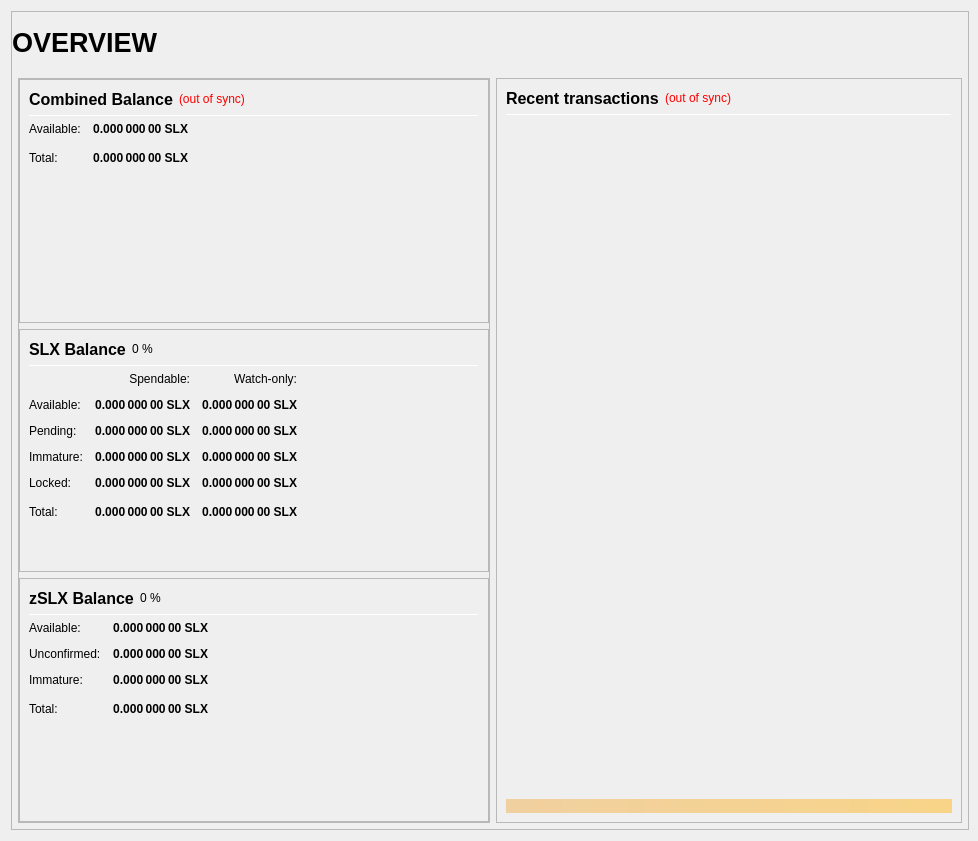
Above: src/qt/forms/overviewpage.ui from bytzcurrency/slate before the change. Below: the same form after it.
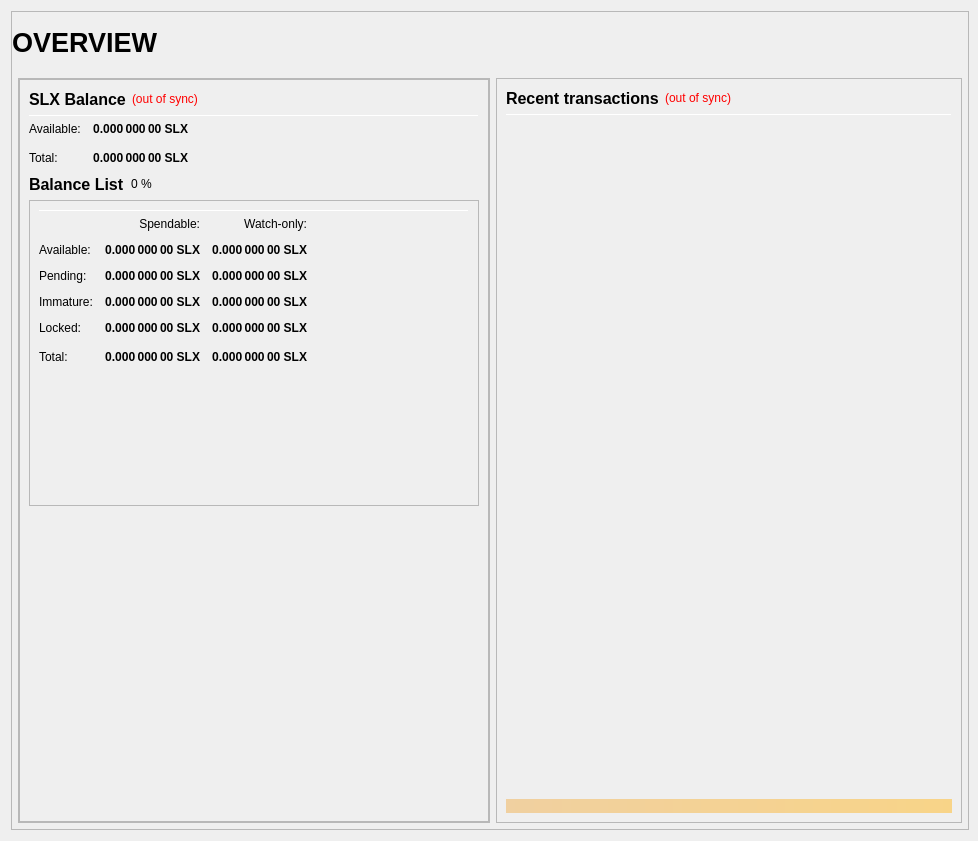
That is the form after the change.

```diff
--- a/src/qt/forms/overviewpage.ui
+++ b/src/qt/forms/overviewpage.ui
@@ -200,7 +200,7 @@
                  <property name="frameShadow">
                   <enum>QFrame::Raised</enum>
                  </property>
-                 <layout class="QVBoxLayout" name="verticalLayout" stretch="0,0,0">
+                 <layout class="QVBoxLayout" name="verticalLayout" stretch="0">
                   <property name="leftMargin">
                    <number>0</number>
                   </property>
@@ -249,7 +249,7 @@
                           <string>Combined Balance (including unconfirmed and immature coins)</string>
                          </property>
                          <property name="text">
-                          <string>Combined Balance</string>
+                          <string>SLX Balance</string>
                          </property>
                         </widget>
                        </item>
@@ -391,31 +391,6 @@
                       </layout>
                      </item>
                      <item>
-                      <spacer name="verticalSpacer_1">
-                       <property name="orientation">
-                        <enum>Qt::Vertical</enum>
-                       </property>
-                       <property name="sizeHint" stdset="0">
-                        <size>
-                         <width>20</width>
-                         <height>40</height>
-                        </size>
-                       </property>
-                      </spacer>
-                     </item>
-                    </layout>
-                   </widget>
-                  </item>
-                  <item>
-                   <widget class="QFrame" name="frame_Balances">
-                    <property name="frameShape">
-                     <enum>QFrame::StyledPanel</enum>
-                    </property>
-                    <property name="frameShadow">
-                     <enum>QFrame::Raised</enum>
-                    </property>
-                    <layout class="QVBoxLayout" name="verticalLayout_4">
-                     <item>
                       <layout class="QHBoxLayout" name="horizontalLayout_4">
                        <item>
                         <widget class="QLabel" name="label_5">
@@ -433,7 +408,7 @@
                           </font>
                          </property>
                          <property name="text">
-                          <string>SLX Balance</string>
+                          <string>Balance List</string>
                          </property>
                         </widget>
                        </item>
@@ -460,6 +435,15 @@
                       </layout>
                      </item>
                      <item>
+                      <widget class="QFrame" name="frame_Balances">
+                       <property name="frameShape">
+                        <enum>QFrame::StyledPanel</enum>
+                       </property>
+                       <property name="frameShadow">
+                        <enum>QFrame::Raised</enum>
+                       </property>
+                       <layout class="QVBoxLayout" name="verticalLayout_4">
+                        <item>
                       <widget class="Line" name="line_Balance">
                        <property name="minimumSize">
                         <size>
@@ -826,227 +810,7 @@
                    </widget>
                   </item>
                   <item>
-                   <widget class="QFrame" name="frame_ZerocoinBalances">
-                    <property name="frameShape">
-                     <enum>QFrame::StyledPanel</enum>
-                    </property>
-                    <property name="frameShadow">
-                     <enum>QFrame::Raised</enum>
-                    </property>
-                    <layout class="QVBoxLayout" name="verticalLayout_7">
-                     <item>
-                      <layout class="QHBoxLayout" name="horizontalLayout_8" stretch="0,0,0">
-                       <item>
-                        <widget class="QLabel" name="label_5z_3">
-                         <property name="minimumSize">
-                          <size>
-                           <width>0</width>
-                           <height>20</height>
-                          </size>
-                         </property>
-                         <property name="font">
-                          <font>
-                           <pointsize>12</pointsize>
-                           <weight>75</weight>
-                           <bold>true</bold>
-                          </font>
-                         </property>
-                         <property name="text">
-                          <string>zSLX Balance</string>
-                         </property>
-                        </widget>
-                       </item>
-                       <item>
-                        <widget class="QLabel" name="labelzSLXPercent">
-                         <property name="text">
-                          <string notr="true">0 %</string>
-                         </property>
-                        </widget>
-                       </item>
-                       <item>
-                        <spacer name="horizontalSpacer_11">
-                         <property name="orientation">
-                          <enum>Qt::Horizontal</enum>
-                         </property>
-                         <property name="sizeHint" stdset="0">
-                          <size>
-                           <width>40</width>
-                           <height>20</height>
-                          </size>
-                         </property>
-                        </spacer>
-                       </item>
-                      </layout>
-                     </item>
-                     <item>
-                      <widget class="Line" name="line_ZerocoinBalance">
-                       <property name="minimumSize">
-                        <size>
-                         <width>0</width>
-                         <height>1</height>
-                        </size>
-                       </property>
-                       <property name="maximumSize">
-                        <size>
-                         <width>16777215</width>
-                         <height>1</height>
-                        </size>
-                       </property>
-                       <property name="orientation">
-                        <enum>Qt::Horizontal</enum>
-                       </property>
-                      </widget>
-                     </item>
-                     <item>
-                      <layout class="QGridLayout" name="gridLayout_5">
-                       <property name="spacing">
-                        <number>12</number>
-                       </property>
-                       <item row="1" column="0">
-                        <widget class="QLabel" name="labelzBalanceMatureText">
-                         <property name="toolTip">
-                          <string>Mature: more than 20 confirmation and more than 1 mint of the same denomination after it was minted.
-These zSLX are spendable.</string>
-                         </property>
-                         <property name="text">
-                          <string>Available:</string>
-                         </property>
-                        </widget>
-                       </item>
-                       <item row="1" column="1">
-                        <widget class="QLabel" name="labelzBalanceMature">
-                         <property name="font">
-                          <font>
-                           <weight>75</weight>
-                           <bold>true</bold>
-                          </font>
-                         </property>
-                         <property name="toolTip">
-                          <string>Mature: more than 20 confirmation and more than 1 mint of the same denomination after it was minted.
-These zSLX are spendable.</string>
-                         </property>
-                         <property name="text">
-                          <string notr="true">0.000 000 00 SLX</string>
-                         </property>
-                         <property name="alignment">
-                          <set>Qt::AlignRight|Qt::AlignTrailing|Qt::AlignVCenter</set>
-                         </property>
-                        </widget>
-                       </item>
-                       <item row="2" column="0">
-                        <widget class="QLabel" name="labelzBalanceUnconfirmedText">
-                         <property name="toolTip">
-                          <string>Unconfirmed: less than 20 confirmations
-Immature: confirmed, but less than 1 mint of the same denomination after it was minted</string>
-                         </property>
-                         <property name="text">
-                          <string>Unconfirmed:</string>
-                         </property>
-                        </widget>
-                       </item>
-                       <item row="2" column="1">
-                        <widget class="QLabel" name="labelzBalanceUnconfirmed">
-                         <property name="font">
-                          <font>
-                           <weight>75</weight>
-                           <bold>true</bold>
-                          </font>
-                         </property>
-                         <property name="toolTip">
-                          <string>Unconfirmed: less than 20 confirmations
-Immature: confirmed, but less than 1 mint of the same denomination after it was minted</string>
-                         </property>
-                         <property name="text">
-                          <string notr="true">0.000 000 00 SLX</string>
-                         </property>
-                         <property name="alignment">
-                          <set>Qt::AlignRight|Qt::AlignTrailing|Qt::AlignVCenter</set>
-                         </property>
-                        </widget>
-                       </item>
-                       <item row="3" column="0">
-                        <widget class="QLabel" name="labelzBalanceImmatureText">
-                         <property name="toolTip">
-                          <string>Unconfirmed: less than 20 confirmations
-Immature: confirmed, but less than 1 mint of the same denomination after it was minted</string>
-                         </property>
-                         <property name="text">
-                          <string>Immature:</string>
-                         </property>
-                        </widget>
-                       </item>
-                       <item row="3" column="1">
-                        <widget class="QLabel" name="labelzBalanceImmature">
-                         <property name="font">
-                          <font>
-                           <weight>75</weight>
-                           <bold>true</bold>
-                          </font>
-                         </property>
-                         <property name="toolTip">
-                          <string>Unconfirmed: less than 20 confirmations
-Immature: confirmed, but less than 1 mint of the same denomination after it was minted</string>
-                         </property>
-                         <property name="text">
-                          <string notr="true">0.000 000 00 SLX</string>
-                         </property>
-                         <property name="alignment">
-                          <set>Qt::AlignRight|Qt::AlignTrailing|Qt::AlignVCenter</set>
-                         </property>
-                        </widget>
-                       </item>
-                       <item row="4" column="0">
-                        <widget class="QLabel" name="labelzBalanceText">
-                         <property name="toolTip">
-                          <string>Your current zSLX balance, unconfirmed and immature zSLX included.</string>
-                         </property>
-                         <property name="text">
-                          <string>Total:</string>
-                         </property>
-                        </widget>
-                       </item>
-                       <item row="4" column="1">
-                        <widget class="QLabel" name="labelzBalance">
-                         <property name="font">
-                          <font>
-                           <weight>75</weight>
-                           <bold>true</bold>
-                          </font>
-                         </property>
-                         <property name="cursor">
-                          <cursorShape>IBeamCursor</cursorShape>
-                         </property>
-                         <property name="toolTip">
-                          <string>Your current zSLX balance, unconfirmed and immature zSLX included.</string>
-                         </property>
-                         <property name="text">
-                          <string notr="true">0.000 000 00 SLX</string>
-                         </property>
-                         <property name="alignment">
-                          <set>Qt::AlignRight|Qt::AlignTrailing|Qt::AlignVCenter</set>
-                         </property>
-                         <property name="textInteractionFlags">
-                          <set>Qt::LinksAccessibleByMouse|Qt::TextSelectableByKeyboard|Qt::TextSelectableByMouse</set>
-                         </property>
-                        </widget>
-                       </item>
-                       <item row="4" column="2">
-                        <spacer name="horizontalSpacer_4">
-                         <property name="orientation">
-                          <enum>Qt::Horizontal</enum>
-                         </property>
-                         <property name="sizeHint" stdset="0">
-                          <size>
-                           <width>40</width>
-                           <height>20</height>
-                          </size>
-                         </property>
-                        </spacer>
-                       </item>
-                      </layout>
-                     </item>
-                     <item>
-                      <spacer name="verticalSpacer_4">
+                      <spacer name="verticalSpacer_1">
                        <property name="orientation">
                         <enum>Qt::Vertical</enum>
                        </property>
```
Lines whose indentation alone changed are shown as unchanged.
